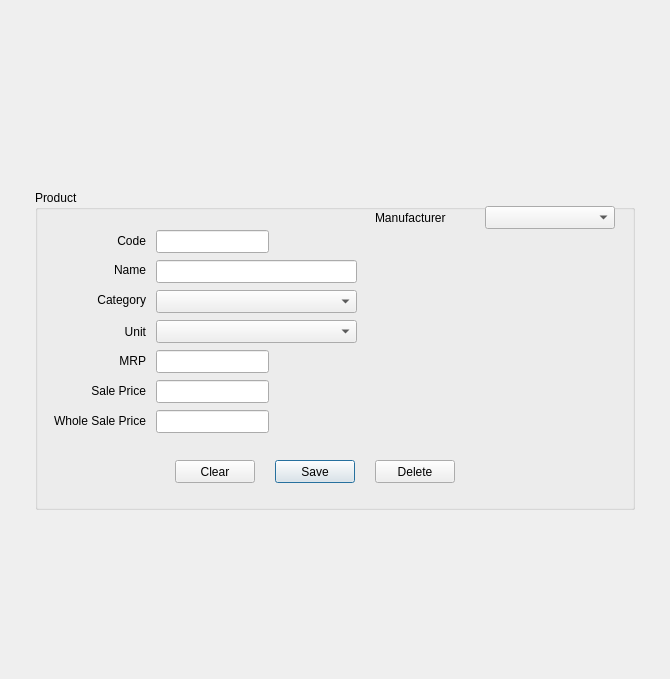
The window that src/productform.ui (thamizha/angadi) describes before a commit, drawn with Qt 5.
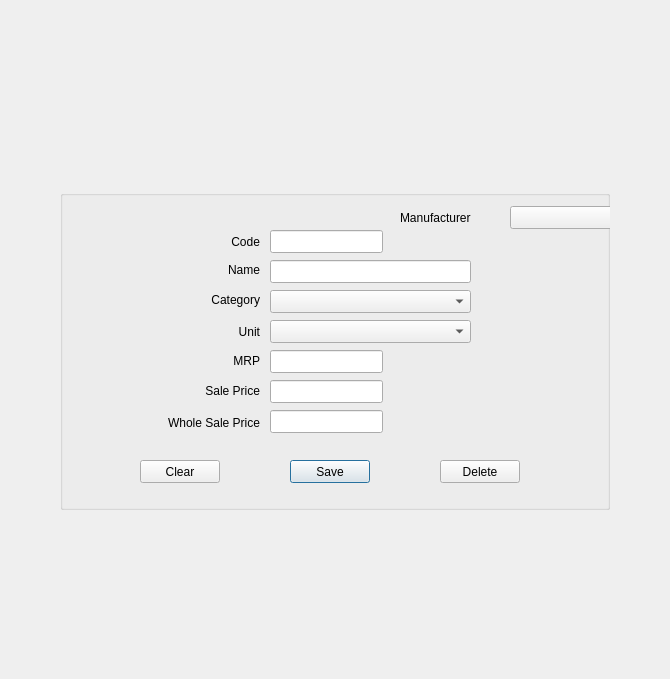
The same window after the commit.

Commit message: Form label size increased for multi-language support

What changed in the file:
```diff
--- a/src/productform.ui
+++ b/src/productform.ui
@@ -70,17 +70,17 @@
         <widget class="QGroupBox" name="groupBox">
          <property name="minimumSize">
           <size>
-           <width>600</width>
+           <width>550</width>
            <height>320</height>
           </size>
          </property>
          <property name="title">
-          <string>Product</string>
+          <string/>
          </property>
          <widget class="QPushButton" name="pushButtonDelete">
           <property name="geometry">
            <rect>
-            <x>340</x>
+            <x>380</x>
             <y>270</y>
             <width>80</width>
             <height>23</height>
@@ -103,9 +103,9 @@
          <widget class="QLabel" name="label_6">
           <property name="geometry">
            <rect>
-            <x>21</x>
+            <x>60</x>
             <y>163</y>
-            <width>90</width>
+            <width>140</width>
             <height>16</height>
            </rect>
           </property>
@@ -119,9 +119,9 @@
          <widget class="QLabel" name="label_3">
           <property name="geometry">
            <rect>
-            <x>21</x>
+            <x>60</x>
             <y>102</y>
-            <width>90</width>
+            <width>140</width>
             <height>16</height>
            </rect>
           </property>
@@ -135,7 +135,7 @@
          <widget class="QComboBox" name="comboBoxcategoryId">
           <property name="geometry">
            <rect>
-            <x>121</x>
+            <x>210</x>
             <y>100</y>
             <width>201</width>
             <height>23</height>
@@ -148,10 +148,10 @@
          <widget class="QLabel" name="label_7">
           <property name="geometry">
            <rect>
-            <x>21</x>
-            <y>43</y>
-            <width>90</width>
-            <height>16</height>
+            <x>60</x>
+            <y>42</y>
+            <width>140</width>
+            <height>20</height>
            </rect>
           </property>
           <property name="text">
@@ -164,7 +164,7 @@
          <widget class="QComboBox" name="comboBoxUnit">
           <property name="geometry">
            <rect>
-            <x>121</x>
+            <x>210</x>
             <y>130</y>
             <width>201</width>
             <height>23</height>
@@ -187,7 +187,7 @@
          <widget class="QPushButton" name="pushButtonSave">
           <property name="geometry">
            <rect>
-            <x>240</x>
+            <x>230</x>
             <y>270</y>
             <width>80</width>
             <height>23</height>
@@ -203,9 +203,9 @@
          <widget class="QLabel" name="label_2">
           <property name="geometry">
            <rect>
-            <x>21</x>
+            <x>60</x>
             <y>72</y>
-            <width>90</width>
+            <width>140</width>
             <height>16</height>
            </rect>
           </property>
@@ -219,7 +219,7 @@
          <widget class="QLineEdit" name="lineEditMrp">
           <property name="geometry">
            <rect>
-            <x>121</x>
+            <x>210</x>
             <y>160</y>
             <width>113</width>
             <height>23</height>
@@ -229,7 +229,7 @@
          <widget class="QLineEdit" name="lineEditWholeSalePrice">
           <property name="geometry">
            <rect>
-            <x>121</x>
+            <x>210</x>
             <y>220</y>
             <width>113</width>
             <height>23</height>
@@ -239,10 +239,10 @@
          <widget class="QLabel" name="label_8">
           <property name="geometry">
            <rect>
-            <x>1</x>
+            <x>60</x>
             <y>223</y>
-            <width>110</width>
-            <height>16</height>
+            <width>140</width>
+            <height>20</height>
            </rect>
           </property>
           <property name="text">
@@ -255,7 +255,7 @@
          <widget class="QLineEdit" name="lineEditCode">
           <property name="geometry">
            <rect>
-            <x>121</x>
+            <x>210</x>
             <y>40</y>
             <width>113</width>
             <height>23</height>
@@ -265,9 +265,9 @@
          <widget class="QLabel" name="label_5">
           <property name="geometry">
            <rect>
-            <x>21</x>
+            <x>60</x>
             <y>134</y>
-            <width>90</width>
+            <width>140</width>
             <height>16</height>
            </rect>
           </property>
@@ -281,7 +281,7 @@
          <widget class="QLineEdit" name="lineEditName">
           <property name="geometry">
            <rect>
-            <x>121</x>
+            <x>210</x>
             <y>70</y>
             <width>201</width>
             <height>23</height>
@@ -291,9 +291,9 @@
          <widget class="QLabel" name="label_9">
           <property name="geometry">
            <rect>
-            <x>21</x>
+            <x>60</x>
             <y>193</y>
-            <width>90</width>
+            <width>140</width>
             <height>16</height>
            </rect>
           </property>
@@ -307,7 +307,7 @@
          <widget class="QPushButton" name="pushButtonCancel">
           <property name="geometry">
            <rect>
-            <x>140</x>
+            <x>80</x>
             <y>270</y>
             <width>80</width>
             <height>23</height>
@@ -320,7 +320,7 @@
          <widget class="QLineEdit" name="lineEditSalePrice">
           <property name="geometry">
            <rect>
-            <x>121</x>
+            <x>210</x>
             <y>190</y>
             <width>113</width>
             <height>23</height>
```
The commit also changes 3 other files.
